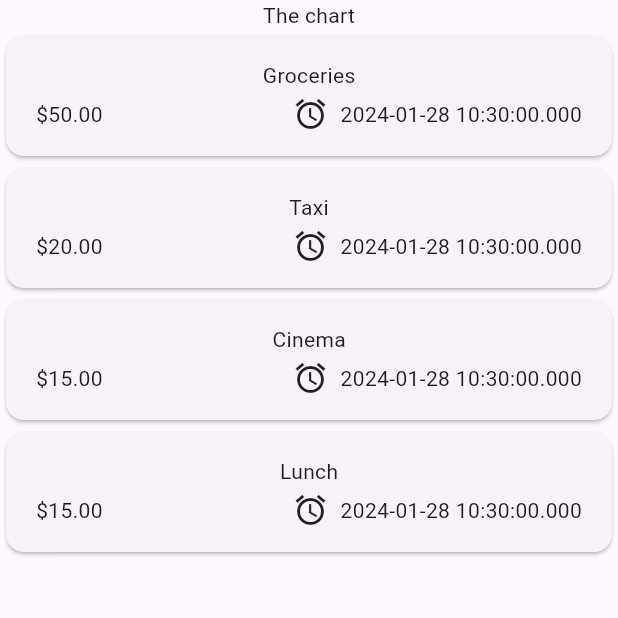
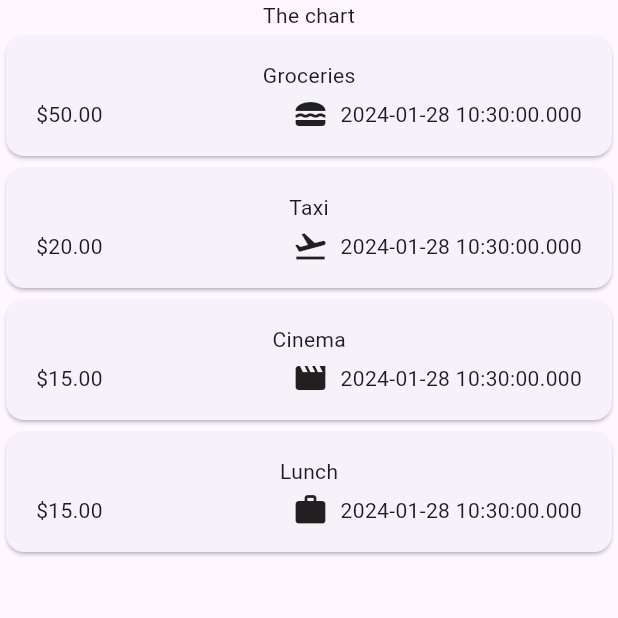
Before and after one commit to abhijithanandan/Flutter-Maximilian, a Flutter app: the screen it shows after launch, on a phone screen of 412 x 824 dp, the top half of it. Run offline on Flutter 3.47's test engine with Material 3 defaults, Android fonts, the phone set to English and light mode, and no system bars; our stand-ins replace google_fonts.

Commit message:
Updated the date formating and dynamic icons

```diff
--- a/expense_tracker/lib/models/expense.dart
+++ b/expense_tracker/lib/models/expense.dart
@@ -1,7 +1,10 @@
 import 'package:flutter/material.dart';
+import 'package:intl/intl.dart';
 import 'package:uuid/uuid.dart';
 
 enum Category { food, travel, leisure, work }
+
+final formatter = DateFormat.yMd();
 
 const categoryIcons = {
   Category.food: Icons.lunch_dining,
@@ -17,6 +20,8 @@ class Expense {
   final DateTime date;
   final Category category;
 
+  String get formattedDate => formatter.format(date);
+
   Expense({
     required this.category,
     required this.title,
--- a/expense_tracker/lib/widgets/expenses_list/expense_item.dart
+++ b/expense_tracker/lib/widgets/expenses_list/expense_item.dart
@@ -26,7 +26,7 @@ class ExpenseItem extends StatelessWidget {
                 const Spacer(),
                 Row(
                   children: [
-                    const Icon(Icons.alarm),
+                    Icon(categoryIcons[expense.category]),
                     const SizedBox(width: 8.0),
                     Text(expense.date.toString()),
                   ],
```
